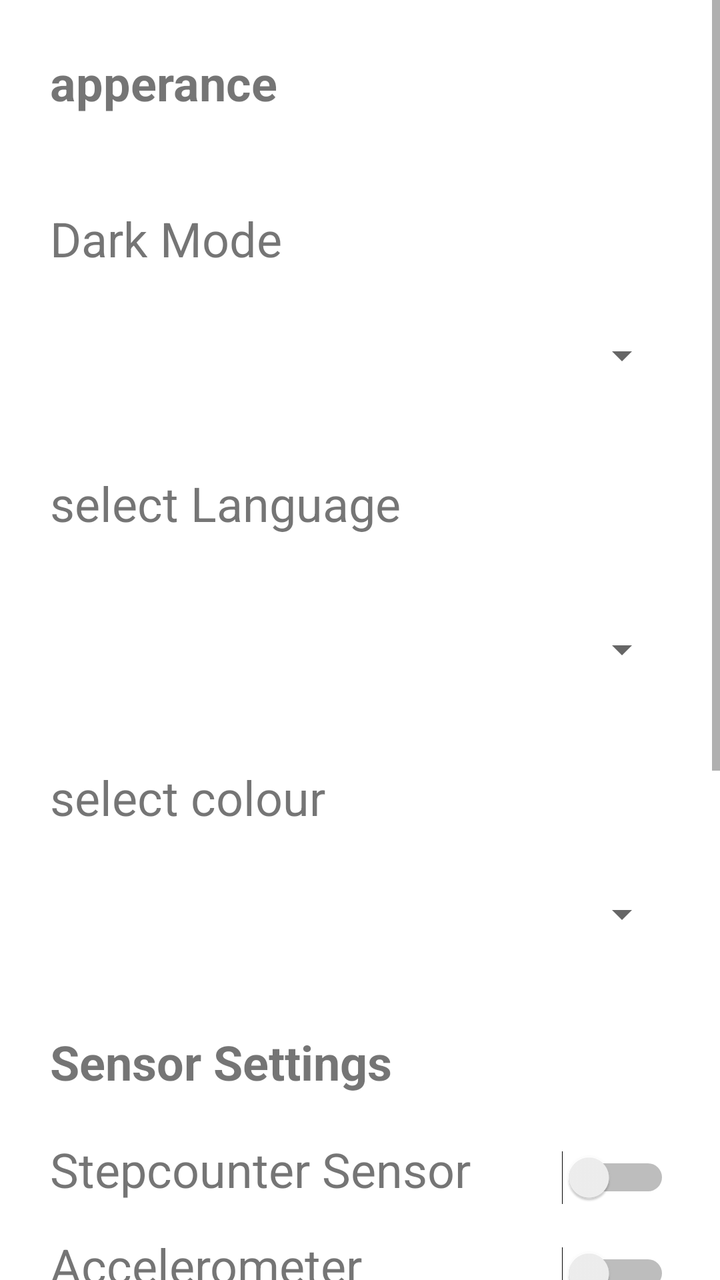
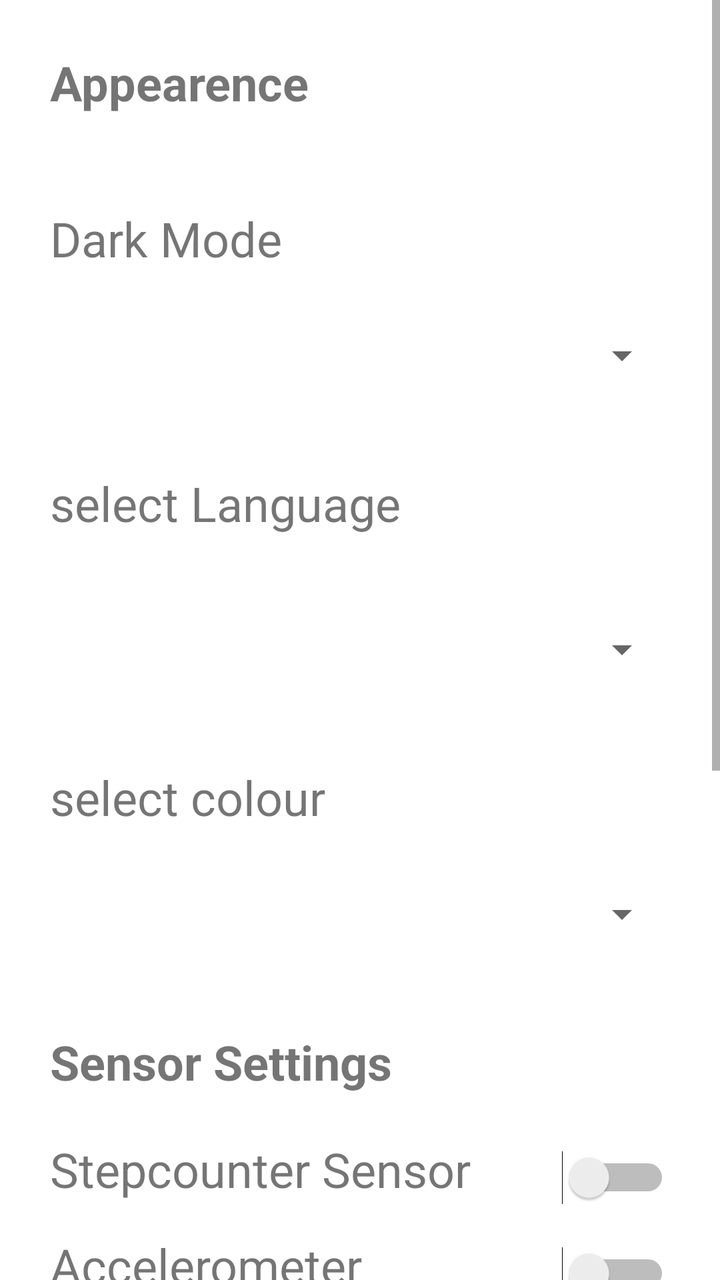

Before-and-after screenshots of an Android layout around one commit, followed by the original layout XML and the change that was made.
<!-- AndroidManifest.xml: application theme Theme.SELab23B02 -->
<!-- res/layout/fragment_settings_2.xml -->
<?xml version="1.0" encoding="utf-8"?>
<LinearLayout xmlns:android="http://schemas.android.com/apk/res/android"
    xmlns:app="http://schemas.android.com/apk/res-auto"
    xmlns:tools="http://schemas.android.com/tools"
    android:layout_width="match_parent"
    android:layout_height="match_parent">

    <ScrollView
        android:id="@+id/scrollview"
        android:layout_width="match_parent"
        android:layout_height="match_parent">

        <androidx.constraintlayout.widget.ConstraintLayout
            android:id="@+id/linearLayout"
            android:layout_width="match_parent"
            android:layout_height="wrap_content"
            android:orientation="vertical">

            <TextView
                android:id="@+id/tvSettingsApperance"
                android:layout_width="wrap_content"
                android:layout_height="53dp"
                android:layout_marginStart="25dp"
                android:layout_marginTop="25dp"
                android:layout_marginEnd="25dp"
                android:text="apperance"
                android:textAlignment="textStart"
                android:textSize="24sp"
                android:textStyle="bold"
                app:layout_constraintEnd_toEndOf="parent"
                app:layout_constraintHorizontal_bias="0.0"
                app:layout_constraintStart_toStartOf="parent"
                app:layout_constraintTop_toTopOf="parent" />

            <TextView
                android:id="@+id/tvDarkMode"
                android:layout_width="wrap_content"
                android:layout_height="wrap_content"
                android:layout_marginStart="25dp"
                android:layout_marginTop="25dp"
                android:layout_marginEnd="25dp"
                android:text="Dark Mode"
                android:textSize="24sp"
                app:layout_constraintEnd_toEndOf="parent"
                app:layout_constraintHorizontal_bias="0.0"
                app:layout_constraintStart_toStartOf="parent"
                app:layout_constraintTop_toBottomOf="@+id/tvSettingsApperance" />

            <Spinner
                android:id="@+id/spDarkMode"
                android:layout_width="0dp"
                android:layout_height="65dp"
                android:layout_marginStart="25dp"
                android:layout_marginTop="10dp"
                android:layout_marginEnd="25dp"
                app:layout_constraintEnd_toEndOf="parent"
                app:layout_constraintStart_toStartOf="parent"
                app:layout_constraintTop_toBottomOf="@+id/tvDarkMode" />

            <TextView
                android:id="@+id/tvSettingsLanguage"
                android:layout_width="wrap_content"
                android:layout_height="47dp"
                android:layout_marginStart="25dp"
                android:layout_marginTop="25dp"
                android:layout_marginEnd="25dp"
                android:text="select Language"
                android:textSize="24sp"
                app:layout_constraintEnd_toEndOf="parent"
                app:layout_constraintHorizontal_bias="0.0"
                app:layout_constraintStart_toStartOf="parent"
                app:layout_constraintTop_toBottomOf="@+id/spDarkMode" />

            <Spinner
                android:id="@+id/spLanguageSelector"
                android:layout_width="0dp"
                android:layout_height="65dp"
                android:layout_marginStart="25dp"
                android:layout_marginTop="10dp"
                android:layout_marginEnd="25dp"
                app:layout_constraintEnd_toEndOf="parent"
                app:layout_constraintStart_toStartOf="parent"
                app:layout_constraintTop_toBottomOf="@+id/tvSettingsLanguage" />

            <TextView
                android:id="@+id/tv_select_color"
                android:layout_width="wrap_content"
                android:layout_height="wrap_content"
                android:layout_marginStart="25dp"
                android:layout_marginTop="25dp"
                android:layout_marginEnd="25dp"
                android:text="select colour"
                android:textSize="24sp"
                app:layout_constraintEnd_toEndOf="parent"
                app:layout_constraintHorizontal_bias="0.0"
                app:layout_constraintStart_toStartOf="parent"
                app:layout_constraintTop_toBottomOf="@+id/spLanguageSelector" />

            <Spinner
                android:id="@+id/spinner_color"
                android:layout_width="0dp"
                android:layout_height="65dp"
                android:layout_marginStart="25dp"
                android:layout_marginTop="10dp"
                android:layout_marginEnd="25dp"
                app:layout_constraintEnd_toEndOf="parent"
                app:layout_constraintStart_toStartOf="parent"
                app:layout_constraintTop_toBottomOf="@+id/tv_select_color" />

            <TextView
                android:id="@+id/tvSettingsSensor"
                android:layout_width="wrap_content"
                android:layout_height="wrap_content"
                android:layout_marginStart="25dp"
                android:layout_marginTop="25dp"
                android:layout_marginEnd="25dp"
                android:text="Sensor Settings"
                android:textSize="24sp"
                android:textStyle="bold"
                app:layout_constraintEnd_toEndOf="parent"
                app:layout_constraintHorizontal_bias="0.0"
                app:layout_constraintStart_toStartOf="parent"
                app:layout_constraintTop_toBottomOf="@+id/spinner_color" />

            <LinearLayout
                android:id="@+id/linearLayout2"
                android:layout_width="match_parent"
                android:layout_height="match_parent"
                android:layout_marginStart="25dp"
                android:layout_marginTop="25dp"
                android:layout_marginEnd="25dp"
                android:layout_marginBottom="60dp"
                android:orientation="vertical"
                app:layout_constraintBottom_toTopOf="@+id/tvSettingsNotification"
                app:layout_constraintEnd_toEndOf="parent"
                app:layout_constraintStart_toStartOf="parent"
                app:layout_constraintTop_toBottomOf="@+id/spinner_color">

                <LinearLayout
                    android:layout_width="match_parent"
                    android:layout_height="match_parent"
                    android:layout_marginStart="0dp"
                    android:layout_marginTop="25dp"
                    android:orientation="horizontal">

                    <TextView
                        android:id="@+id/tvSettingsStepCounter"
                        android:layout_width="wrap_content"
                        android:layout_height="wrap_content"
                        android:layout_marginStart="0dp"
                        android:layout_marginTop="25dp"
                        android:text="Stepcounter Sensor"
                        android:textSize="24sp" />

                    <Switch
                        android:id="@+id/swStepCounter"
                        android:layout_width="match_parent"
                        android:layout_height="48dp"
                        android:layout_marginStart="10dp"
                        android:layout_marginTop="25dp"
                        android:layout_marginEnd="0dp" />

                </LinearLayout>

                <LinearLayout
                    android:layout_width="match_parent"
                    android:layout_height="match_parent"
                    android:orientation="horizontal">

                    <TextView
                        android:id="@+id/tvSettingsAccel"
                        android:layout_width="wrap_content"
                        android:layout_height="wrap_content"
                        android:layout_weight="1"
                        android:text="Accelerometer"
                        android:textSize="24sp" />

                    <Switch
                        android:id="@+id/swAccelSensor"
                        android:layout_width="wrap_content"
                        android:layout_height="48dp"
                        android:layout_weight="1" />

                </LinearLayout>

                <LinearLayout
                    android:layout_width="match_parent"
                    android:layout_height="match_parent"
                    android:orientation="horizontal">

                    <TextView
                        android:id="@+id/tvGeoTagging"
                        android:layout_width="wrap_content"
                        android:layout_height="wrap_content"
                        android:layout_weight="1"
                        android:text="GPS"
                        android:textSize="24sp" />

                    <Switch
                        android:id="@+id/swGPS"
                        android:layout_width="wrap_content"
                        android:layout_height="48dp"
                        android:layout_weight="1" />

                </LinearLayout>

            </LinearLayout>

            <TextView
                android:id="@+id/tvSettingsNotification"
                android:layout_width="wrap_content"
                android:layout_height="wrap_content"
                android:layout_marginStart="16dp"
                android:layout_marginTop="12dp"
                android:text="Notifications"
                android:textSize="24sp"
                android:textStyle="bold"
                app:layout_constraintStart_toStartOf="parent"
                app:layout_constraintTop_toBottomOf="@+id/linearLayout2" />

            <LinearLayout
                android:id="@+id/linearLayout3"
                android:layout_width="match_parent"
                android:layout_height="match_parent"
                android:layout_marginStart="25dp"
                android:layout_marginTop="10dp"
                android:layout_marginEnd="25dp"
                android:orientation="vertical"
                app:layout_constraintEnd_toEndOf="parent"
                app:layout_constraintStart_toStartOf="parent"
                app:layout_constraintTop_toBottomOf="@+id/tvSettingsNotification">

                <LinearLayout
                    android:layout_width="match_parent"
                    android:layout_height="match_parent"
                    android:orientation="horizontal">

                    <TextView
                        android:id="@+id/tvMorningNotification"
                        android:layout_width="80dp"
                        android:layout_height="match_parent"
                        android:layout_weight="1"
                        android:text="Morning"
                        android:textAlignment="viewStart"
                        android:textSize="24sp" />

                    <Button
                        android:id="@+id/btChangeNotificationMorning"
                        android:layout_width="25dp"
                        android:layout_height="match_parent"
                        android:layout_weight="1" />

                </LinearLayout>

                <LinearLayout
                    android:layout_width="match_parent"
                    android:layout_height="match_parent"
                    android:orientation="horizontal">

                    <TextView
                        android:id="@+id/tvSettingsNoon"
                        android:layout_width="80dp"
                        android:layout_height="match_parent"
                        android:layout_weight="1"
                        android:text="Noon"
                        android:textSize="24sp" />

                    <Button
                        android:id="@+id/btChangeNotificationNoon"
                        android:layout_width="25dp"
                        android:layout_height="match_parent"
                        android:layout_weight="1" />
                </LinearLayout>

                <LinearLayout
                    android:layout_width="match_parent"
                    android:layout_height="match_parent"
                    android:orientation="horizontal">

                    <TextView
                        android:id="@+id/tvSettingsEvening"
                        android:layout_width="80dp"
                        android:layout_height="match_parent"
                        android:layout_weight="1"
                        android:text="Evening"
                        android:textSize="24sp" />

                    <Button
                        android:id="@+id/btChangeNotificationEvening"
                        android:layout_width="25dp"
                        android:layout_height="match_parent"
                        android:layout_weight="1" />
                </LinearLayout>

            </LinearLayout>

            <Button
                android:id="@+id/btDeleteData"
                android:layout_width="wrap_content"
                android:layout_height="wrap_content"
                android:layout_marginStart="25dp"
                android:layout_marginTop="25dp"
                android:layout_marginEnd="25dp"
                android:layout_marginBottom="60dp"
                android:backgroundTint="#FF0000"
                android:text="Delete all personal data"
                android:textSize="20sp"
                app:layout_constraintBottom_toBottomOf="parent"
                app:layout_constraintEnd_toEndOf="parent"
                app:layout_constraintHorizontal_bias="1.0"
                app:layout_constraintStart_toStartOf="parent"
                app:layout_constraintTop_toBottomOf="@+id/linearLayout3" />

        </androidx.constraintlayout.widget.ConstraintLayout>
    </ScrollView>
</LinearLayout>
<!-- resources referenced by this layout -->
<resources>
  <style name="Theme.SELab23B02" parent="Theme.MaterialComponents.DayNight.DarkActionBar">
          
          <item name="colorPrimary">@color/accent_color</item>
          <item name="colorPrimaryVariant">@color/accent_color</item>
          <item name="colorOnPrimary">@color/white</item>
          
          <item name="colorSecondary">@color/teal_200</item>
          <item name="colorSecondaryVariant">@color/teal_700</item>
          <item name="colorOnSecondary">@color/black</item>
          
          <item name="android:statusBarColor">?attr/colorPrimaryVariant</item>
          
      </style>
  <color name="accent_color">#516395</color>
  <color name="white">#FFFFFFFF</color>
  <color name="teal_200">#FF03DAC5</color>
  <color name="teal_700">#FF018786</color>
  <color name="black">#FF000000</color>
</resources>

<!-- the commit's change to res/layout/fragment_settings_2.xml (unified diff, before → after) -->
@@ -23,7 +23,7 @@
                 android:layout_marginStart="25dp"
                 android:layout_marginTop="25dp"
                 android:layout_marginEnd="25dp"
-                android:text="apperance"
+                android:text="@string/settings_title"
                 android:textAlignment="textStart"
                 android:textSize="24sp"
                 android:textStyle="bold"
<!-- resource entries referenced after the edit -->
@@ -1,5 +1,6 @@
 <!-- resources referenced by this layout -->
 <resources>
+  <string name="settings_title">Appearence</string>
   <style name="Theme.SELab23B02" parent="Theme.MaterialComponents.DayNight.DarkActionBar">
           
           <item name="colorPrimary">@color/accent_color</item>
